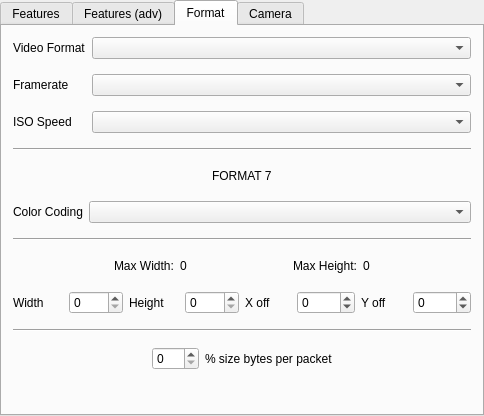
The window that src/tools/frameGrabberGui2-qt/mainwindow.ui (robotology/icub-main) describes before a commit, drawn with Qt 5.
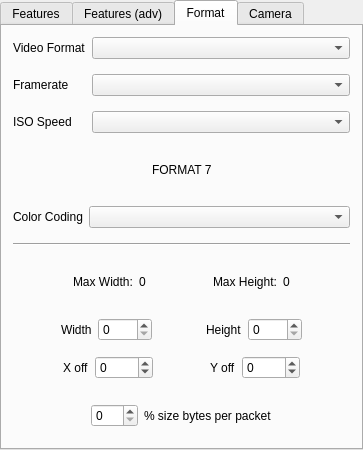
The same window after the commit. The open tabs and pages were chosen to show the change. Custom widgets are drawn as their Qt base class.

Commit message: [frameGrabberGui2] ui changes in order to have more manageable windows

```diff
--- a/src/tools/frameGrabberGui2-qt/mainwindow.ui
+++ b/src/tools/frameGrabberGui2-qt/mainwindow.ui
@@ -6,8 +6,8 @@
    <rect>
     <x>0</x>
     <y>0</y>
-    <width>484</width>
-    <height>416</height>
+    <width>363</width>
+    <height>450</height>
    </rect>
   </property>
   <property name="windowTitle">
@@ -267,13 +267,6 @@
           </item>
          </layout>
         </item>
-        <item>
-         <widget class="Line" name="line">
-          <property name="orientation">
-           <enum>Qt::Horizontal</enum>
-          </property>
-         </widget>
-        </item>
         <item>
          <layout class="QHBoxLayout" name="horizontalLayout_10">
           <item>
@@ -413,6 +406,19 @@
         </item>
         <item>
          <layout class="QHBoxLayout" name="horizontalLayout_8">
+          <item>
+           <spacer name="horizontalSpacer_85">
+            <property name="orientation">
+             <enum>Qt::Horizontal</enum>
+            </property>
+            <property name="sizeHint" stdset="0">
+             <size>
+              <width>40</width>
+              <height>20</height>
+             </size>
+            </property>
+           </spacer>
+          </item>
           <item>
            <layout class="QHBoxLayout" name="horizontalLayout_4">
             <property name="sizeConstraint">
@@ -434,6 +440,19 @@
             </item>
            </layout>
           </item>
+          <item>
+           <spacer name="horizontalSpacer_86">
+            <property name="orientation">
+             <enum>Qt::Horizontal</enum>
+            </property>
+            <property name="sizeHint" stdset="0">
+             <size>
+              <width>40</width>
+              <height>20</height>
+             </size>
+            </property>
+           </spacer>
+          </item>
           <item>
            <layout class="QHBoxLayout" name="horizontalLayout_5">
             <item>
@@ -453,6 +472,36 @@
            </layout>
           </item>
           <item>
+           <spacer name="horizontalSpacer_87">
+            <property name="orientation">
+             <enum>Qt::Horizontal</enum>
+            </property>
+            <property name="sizeHint" stdset="0">
+             <size>
+              <width>40</width>
+              <height>20</height>
+             </size>
+            </property>
+           </spacer>
+          </item>
+         </layout>
+        </item>
+        <item>
+         <layout class="QHBoxLayout" name="horizontalLayout_14">
+          <item>
+           <spacer name="horizontalSpacer_145">
+            <property name="orientation">
+             <enum>Qt::Horizontal</enum>
+            </property>
+            <property name="sizeHint" stdset="0">
+             <size>
+              <width>20</width>
+              <height>20</height>
+             </size>
+            </property>
+           </spacer>
+          </item>
+          <item>
            <layout class="QHBoxLayout" name="horizontalLayout_6">
             <item>
              <widget class="QLabel" name="label_8">
@@ -473,6 +522,19 @@
             </item>
            </layout>
           </item>
+          <item>
+           <spacer name="horizontalSpacer_146">
+            <property name="orientation">
+             <enum>Qt::Horizontal</enum>
+            </property>
+            <property name="sizeHint" stdset="0">
+             <size>
+              <width>20</width>
+              <height>20</height>
+             </size>
+            </property>
+           </spacer>
+          </item>
           <item>
            <layout class="QHBoxLayout" name="horizontalLayout_7">
             <item>
@@ -494,15 +556,21 @@
             </item>
            </layout>
           </item>
+          <item>
+           <spacer name="horizontalSpacer_147">
+            <property name="orientation">
+             <enum>Qt::Horizontal</enum>
+            </property>
+            <property name="sizeHint" stdset="0">
+             <size>
+              <width>20</width>
+              <height>20</height>
+             </size>
+            </property>
+           </spacer>
+          </item>
          </layout>
         </item>
-        <item>
-         <widget class="Line" name="line_3">
-          <property name="orientation">
-           <enum>Qt::Horizontal</enum>
-          </property>
-         </widget>
-        </item>
         <item>
          <layout class="QHBoxLayout" name="horizontalLayout_12">
           <item>
@@ -551,19 +619,6 @@
           </item>
          </layout>
         </item>
-        <item>
-         <spacer name="verticalSpacer">
-          <property name="orientation">
-           <enum>Qt::Vertical</enum>
-          </property>
-          <property name="sizeHint" stdset="0">
-           <size>
-            <width>20</width>
-            <height>40</height>
-           </size>
-          </property>
-         </spacer>
-        </item>
        </layout>
       </widget>
       <widget class="QWidget" name="tabCamera">
```
Left out of the diff: 2 changed lines with no effect on the pictures.
